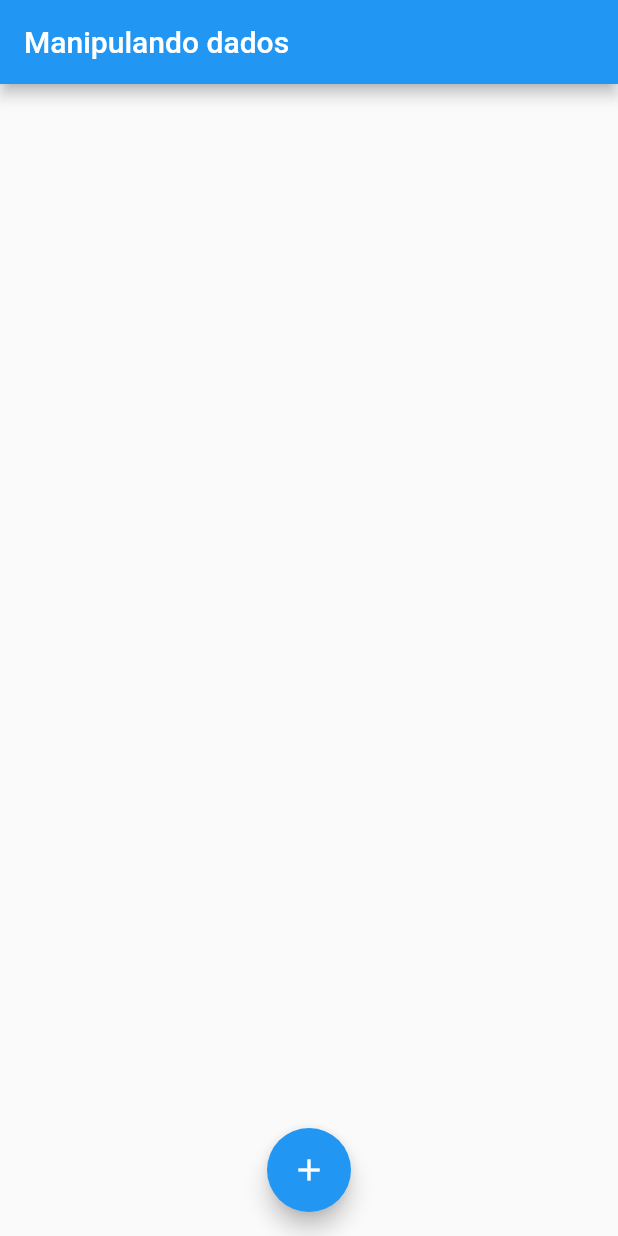
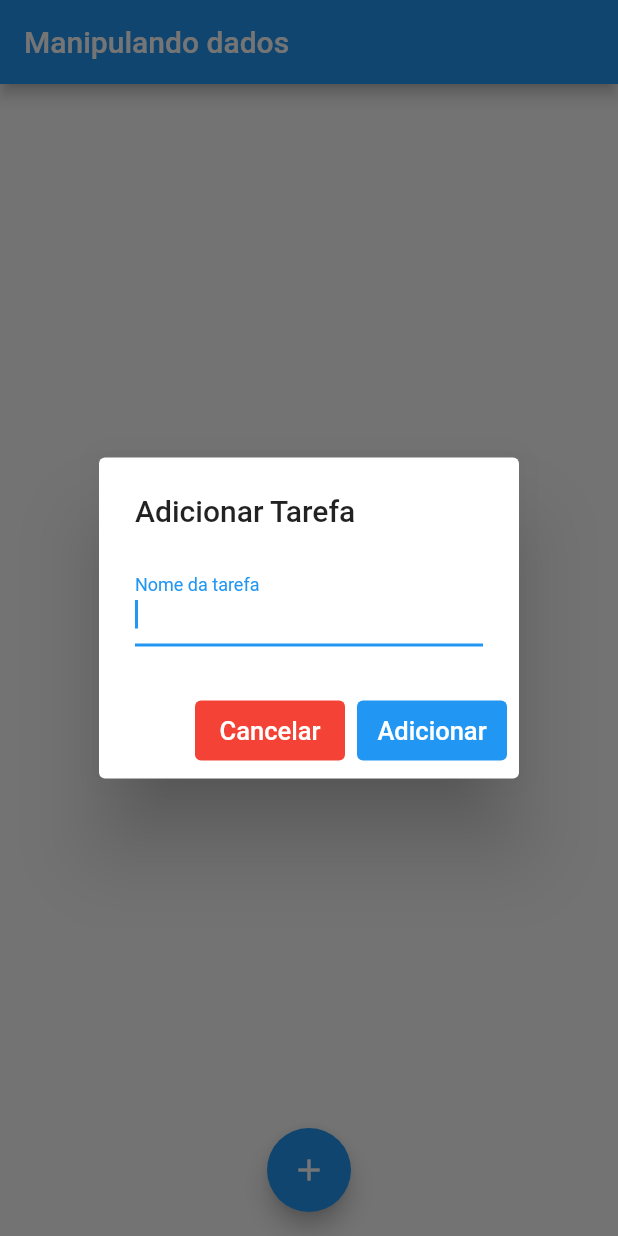
Before and after one commit to DuhAlonso/to_do_list, a Flutter app: the screen it shows after launch, after a tap on the "add" icon, on a phone screen of 412 x 824 dp. Run offline on Flutter 3.47's test engine with Material 2 defaults, Android fonts, the phone set to English and light mode, and no system bars; our stand-ins replace shared_preferences.

Commit message:
first version complete

```diff
--- a/lib/home_page.dart
+++ b/lib/home_page.dart
@@ -1,4 +1,7 @@
+import 'dart:convert';
+import 'dart:io';
 import 'package:flutter/material.dart';
+import 'package:path_provider/path_provider.dart';
 
 class HomePage extends StatefulWidget {
   const HomePage({Key? key}) : super(key: key);
@@ -8,6 +11,112 @@ class HomePage extends StatefulWidget {
 }
 
 class _HomePageState extends State<HomePage> {
+  TextEditingController _toDoController = TextEditingController();
+  Map<String, dynamic> _lastRemove = Map();
+
+  List _listToDo = [];
+
+  Future<File> _getFile() async {
+    final directory = await getApplicationDocumentsDirectory();
+    return File('${directory.path}/data.json');
+  }
+
+  _saveToDo() {
+    String text = _toDoController.text;
+    Map<String, dynamic> toDo = Map();
+    toDo['title'] = text;
+    toDo['check'] = false;
+    setState(() {
+      _listToDo.add(toDo);
+    });
+    _saveFile();
+    _toDoController.text = '';
+  }
+
+  _saveFile() async {
+    var file = await _getFile();
+
+    String data = json.encode(_listToDo);
+    file.writeAsString(data);
+  }
+
+  _readFile() async {
+    try {
+      final file = await _getFile();
+      return file.readAsString();
+    } catch (e) {}
+  }
+
+  @override
+  void initState() {
+    // TODO: implement initState
+    super.initState();
+    _readFile().then((data) {
+      setState(() {
+        _listToDo = json.decode(data);
+      });
+    });
+  }
+
+  Widget createdList(context, index) {
+    return Dismissible(
+      key: Key(DateTime.now().millisecondsSinceEpoch.toString()),
+      onDismissed: (d) {
+        _lastRemove = _listToDo[index];
+        _listToDo.removeAt(index);
+        _saveFile();
+
+        final snackBar = SnackBar(
+          content: Text('Tarefa removida!'),
+          duration: Duration(seconds: 3),
+          action: SnackBarAction(
+              label: 'Desfazer',
+              onPressed: () {
+                setState(() {
+                  _listToDo.insert(index, _lastRemove);
+                });
+                _saveFile();
+              }),
+        );
+        ScaffoldMessenger.of(context).showSnackBar(snackBar);
+      },
+      direction: DismissDirection.endToStart,
+      secondaryBackground: Container(
+        alignment: Alignment.centerRight,
+        color: Colors.red,
+        child: const Padding(
+          padding: EdgeInsets.only(right: 20),
+          child: Icon(
+            Icons.restore_from_trash,
+            color: Colors.white,
+          ),
+        ),
+      ),
+      background: Container(
+        alignment: Alignment.centerLeft,
+        color: Colors.green,
+        child: const Padding(
+          padding: EdgeInsets.only(left: 20),
+          child: Icon(
+            Icons.edit,
+            color: Colors.white,
+          ),
+        ),
+      ),
+      child: ListTile(
+        title: Text(_listToDo[index]['title']),
+        trailing: Checkbox(
+            value: _listToDo[index]['check'],
+            onChanged: (v) {
+              setState(() {
+                _listToDo[index]['check'] = v;
+              });
+              _saveFile();
+            }),
+      ),
+    );
+  }
+
   @override
   Widget build(BuildContext context) {
     return Scaffold(
@@ -17,12 +126,68 @@ class _HomePageState extends State<HomePage> {
       body: Padding(
         padding: const EdgeInsets.all(15.0),
         child: Column(
-          children: [],
+          children: [
+            Expanded(
+              child: ListView.builder(
+                itemBuilder: createdList,
+                itemCount: _listToDo.isEmpty ? 0 : _listToDo.length,
+              ),
+            ),
+          ],
         ),
       ),
       floatingActionButtonLocation: FloatingActionButtonLocation.centerFloat,
       floatingActionButton: FloatingActionButton(
-        onPressed: () {},
+        onPressed: () {
+          showDialog(
+              context: context,
+              builder: (context) {
+                return AlertDialog(
+                  title: Text('Adicionar Tarefa'),
+                  content: TextField(
+                    autofocus: true,
+                    controller: _toDoController,
+                    decoration: InputDecoration(
+                      label: Text('Nome da tarefa'),
+                    ),
+                    onChanged: (text) {},
+                  ),
+                  actions: [
+                    TextButton(
+                      style: TextButton.styleFrom(
+                        backgroundColor: Colors.red,
+                        fixedSize: const Size(100, 40),
+                      ),
+                      onPressed: () => Navigator.pop(context),
+                      child: Text(
+                        'Cancelar',
+                        style: const TextStyle(
+                          color: Colors.white,
+                          fontSize: 17,
+                        ),
+                      ),
+                    ),
+                    TextButton(
+                      style: TextButton.styleFrom(
+                        backgroundColor: Colors.blue,
+                        fixedSize: const Size(100, 40),
+                      ),
+                      onPressed: () {
+                        _saveToDo();
+                        Navigator.pop(context);
+                      },
+                      child: Text(
+                        'Adicionar',
+                        style: const TextStyle(
+                          color: Colors.white,
+                          fontSize: 17,
+                        ),
+                      ),
+                    )
+                  ],
+                );
+              });
+        },
         child: Icon(Icons.add),
       ),
     );
```
Also changed, not shown: pubspec.yaml (+1 -6 lines), pubspec.lock, 9 other files.
